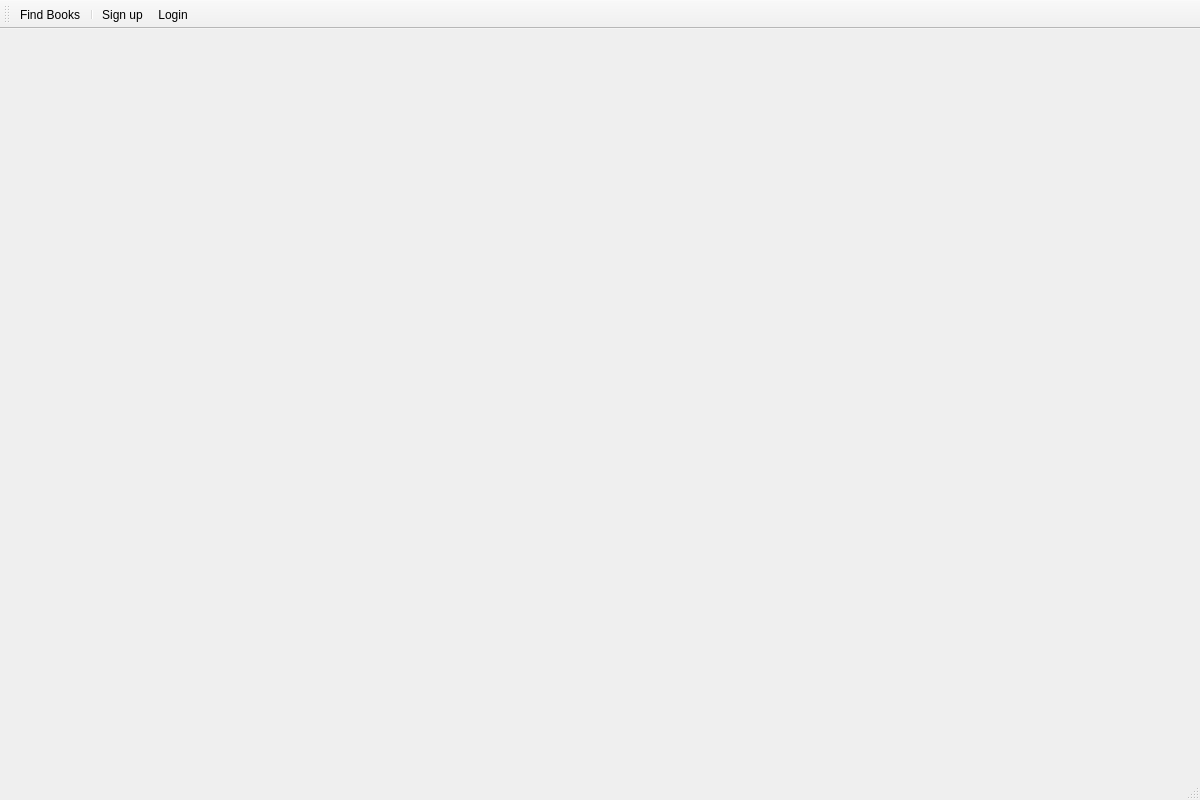
Before: the Qt Designer form LibraryManagementSystem/applicationwindow.ui in NiroSugir/LibraryManagementSystem, drawn with Qt 5.
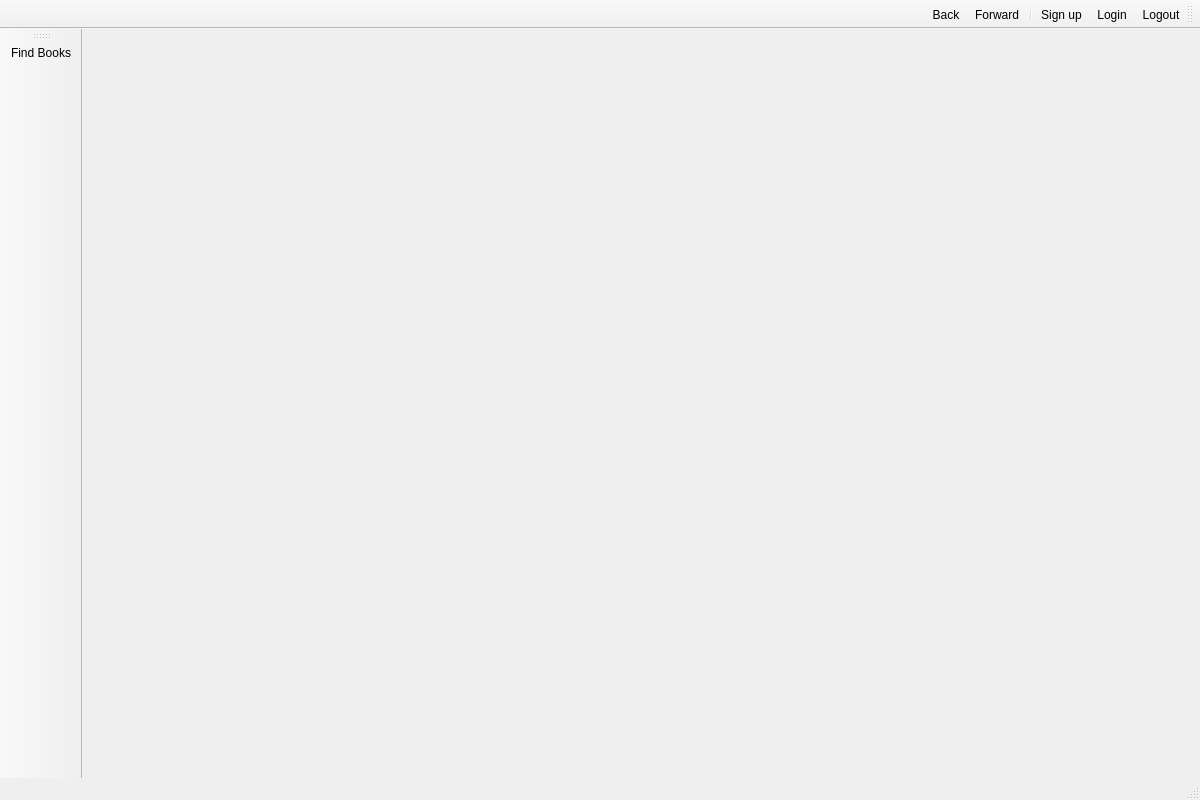
After: the same form once the commit is applied. Icons and pictures are not drawn.

Commit message: add toolbar and icons (including app icon)

Diff of the .ui file:
```diff
--- a/LibraryManagementSystem/applicationwindow.ui
+++ b/LibraryManagementSystem/applicationwindow.ui
@@ -13,6 +13,19 @@
   <property name="windowTitle">
    <string>MainWindow</string>
   </property>
+  <property name="windowIcon">
+   <iconset resource="Icons.qrc">
+    <normaloff>:/icons/resources/icons/Book.png</normaloff>:/icons/resources/icons/Book.png</iconset>
+  </property>
+  <property name="iconSize">
+   <size>
+    <width>128</width>
+    <height>128</height>
+   </size>
+  </property>
+  <property name="toolButtonStyle">
+   <enum>Qt::ToolButtonIconOnly</enum>
+  </property>
   <widget class="QWidget" name="centralwidget">
    <property name="font">
     <font>
@@ -37,16 +50,33 @@
    <property name="windowTitle">
     <string>toolBar</string>
    </property>
+   <property name="layoutDirection">
+    <enum>Qt::RightToLeft</enum>
+   </property>
    <attribute name="toolBarArea">
     <enum>TopToolBarArea</enum>
    </attribute>
    <attribute name="toolBarBreak">
     <bool>false</bool>
    </attribute>
-   <addaction name="actionFind_Books"/>
-   <addaction name="separator"/>
-   <addaction name="actionSign_up"/>
+   <addaction name="actionLogout"/>
    <addaction name="actionLogin"/>
+   <addaction name="actionSign_up"/>
+   <addaction name="separator"/>
+   <addaction name="actionForward"/>
+   <addaction name="actionBack"/>
+  </widget>
+  <widget class="QToolBar" name="toolBarLeft">
+   <property name="windowTitle">
+    <string>toolBar_2</string>
+   </property>
+   <attribute name="toolBarArea">
+    <enum>LeftToolBarArea</enum>
+   </attribute>
+   <attribute name="toolBarBreak">
+    <bool>false</bool>
+   </attribute>
+   <addaction name="actionFind_Books"/>
   </widget>
   <action name="actionFind_Books">
    <property name="text">
@@ -59,9 +89,57 @@
    </property>
   </action>
   <action name="actionSign_up">
+   <property name="enabled">
+    <bool>true</bool>
+   </property>
+   <property name="icon">
+    <iconset resource="Icons.qrc">
+     <normaloff>:/icons/resources/icons/Signup.png</normaloff>:/icons/resources/icons/Signup.png</iconset>
+   </property>
    <property name="text">
     <string>Sign up</string>
    </property>
+   <property name="iconVisibleInMenu">
+    <bool>true</bool>
+   </property>
+  </action>
+  <action name="actionLogout">
+   <property name="icon">
+    <iconset resource="Icons.qrc">
+     <normaloff>:/icons/resources/icons/Logout.png</normaloff>:/icons/resources/icons/Logout.png</iconset>
+   </property>
+   <property name="text">
+    <string>Logout</string>
+   </property>
+  </action>
+  <action name="actionBack">
+   <property name="icon">
+    <iconset resource="Icons.qrc">
+     <normaloff>:/icons/resources/icons/Back.png</normaloff>:/icons/resources/icons/Back.png</iconset>
+   </property>
+   <property name="text">
+    <string>Back</string>
+   </property>
+  </action>
+  <action name="actionForward">
+   <property name="icon">
+    <iconset resource="Icons.qrc">
+     <normaloff>:/icons/resources/icons/Forward.png</normaloff>:/icons/resources/icons/Forward.png</iconset>
+   </property>
+   <property name="text">
+    <string>Forward</string>
+   </property>
+  </action>
+  <action name="actionSpacerRight">
+   <property name="enabled">
+    <bool>false</bool>
+   </property>
+   <property name="text">
+    <string/>
+   </property>
+   <property name="visible">
+    <bool>true</bool>
+   </property>
   </action>
  </widget>
  <resources/>
```
Left out of the diff: 14 changed lines with no effect on the pictures. The commit also changes 9 other files.
